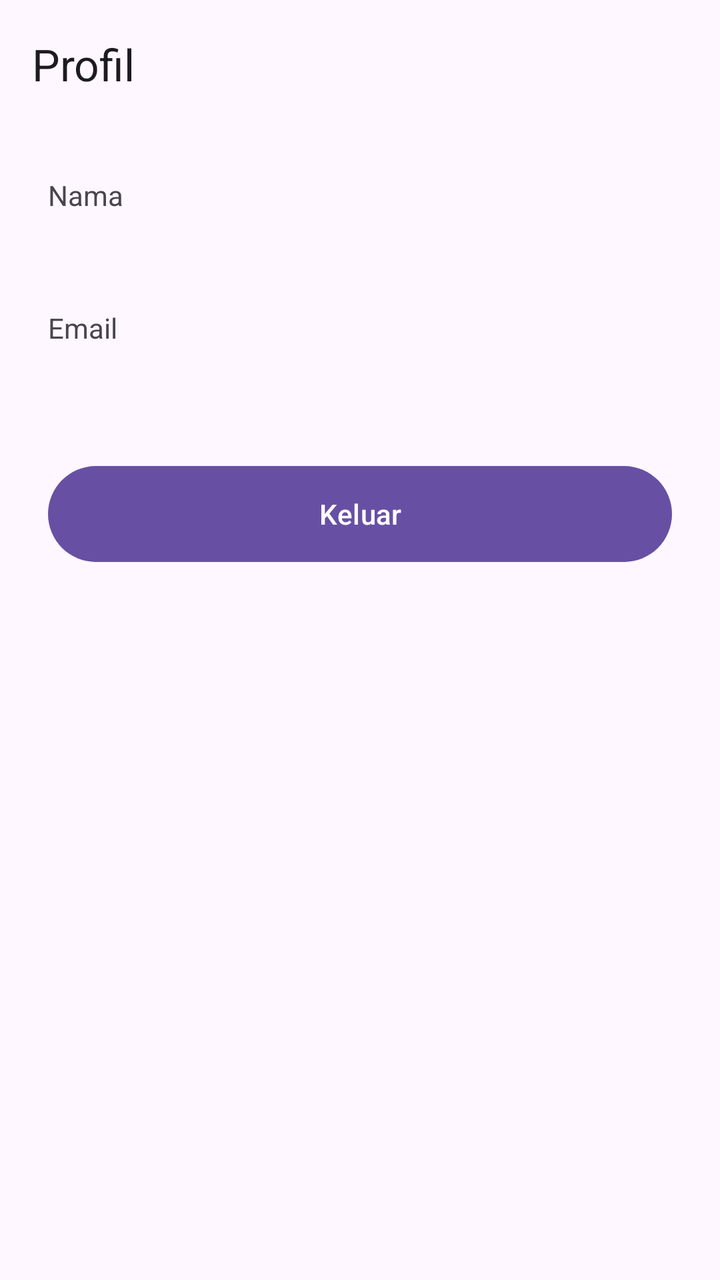
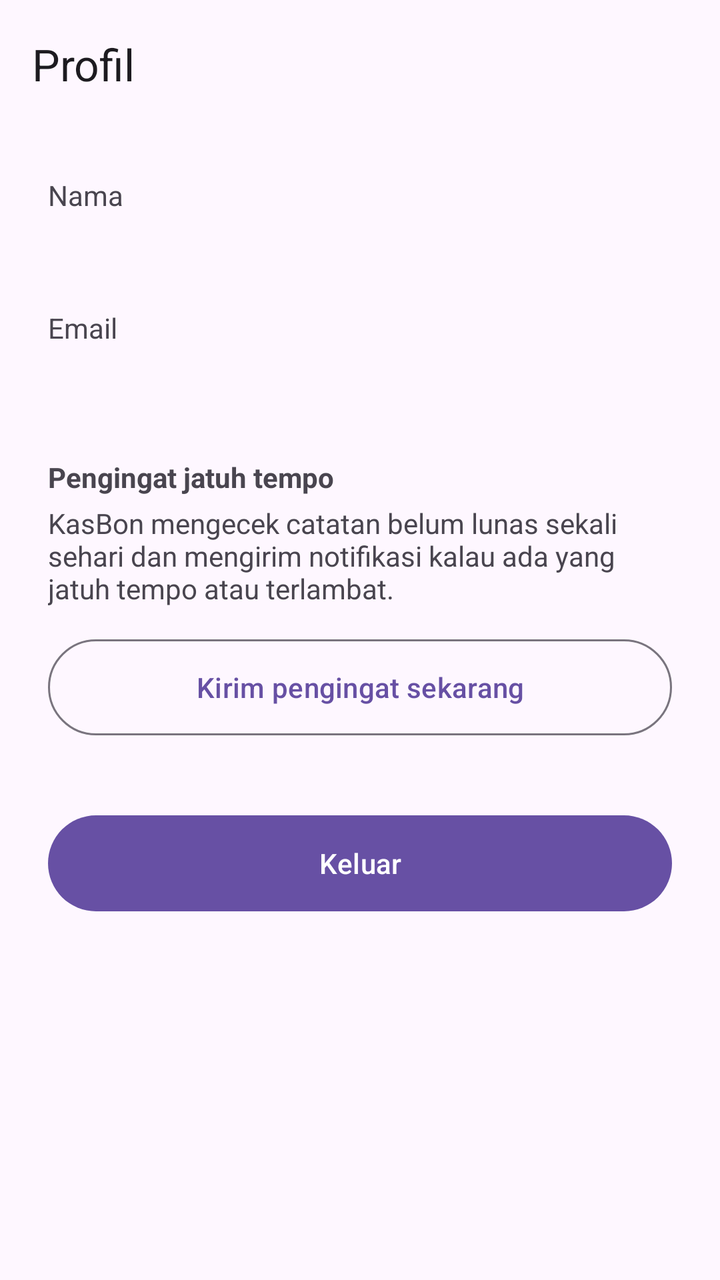

An Android layout rendered at two revisions. The XML below is the earlier revision; the diff shows what the commit changed to produce the second picture.
<!-- AndroidManifest.xml: application theme Theme.KasBon -->
<!-- res/layout/fragment_profil.xml -->
<?xml version="1.0" encoding="utf-8"?>
<LinearLayout xmlns:android="http://schemas.android.com/apk/res/android"
    xmlns:app="http://schemas.android.com/apk/res-auto"
    android:layout_width="match_parent"
    android:layout_height="match_parent"
    android:orientation="vertical">

    <com.google.android.material.appbar.MaterialToolbar
        android:layout_width="match_parent"
        android:layout_height="?attr/actionBarSize"
        app:title="@string/profil_title" />

    <LinearLayout
        android:layout_width="match_parent"
        android:layout_height="wrap_content"
        android:orientation="vertical"
        android:padding="24dp">

        <TextView
            android:layout_width="wrap_content"
            android:layout_height="wrap_content"
            android:text="@string/label_nama" />

        <TextView
            android:id="@+id/tvNama"
            android:layout_width="wrap_content"
            android:layout_height="wrap_content"
            android:layout_marginTop="2dp"
            android:textAppearance="?attr/textAppearanceTitleLarge" />

        <TextView
            android:layout_width="wrap_content"
            android:layout_height="wrap_content"
            android:layout_marginTop="16dp"
            android:text="@string/label_email" />

        <TextView
            android:id="@+id/tvEmail"
            android:layout_width="wrap_content"
            android:layout_height="wrap_content"
            android:layout_marginTop="2dp"
            android:textAppearance="?attr/textAppearanceTitleMedium" />

        <com.google.android.material.button.MaterialButton
            android:id="@+id/btnKeluar"
            android:layout_width="match_parent"
            android:layout_height="56dp"
            android:layout_marginTop="32dp"
            android:text="@string/btn_logout" />
    </LinearLayout>
</LinearLayout>
<!-- resources referenced by this layout -->
<resources>
  <string name="btn_logout">Keluar</string>
  <string name="label_email">Email</string>
  <string name="label_nama">Nama</string>
  <string name="profil_title">Profil</string>
  <style name="Theme.KasBon" parent="Base.Theme.KasBon" />
  <style name="Base.Theme.KasBon" parent="Theme.Material3.DayNight.NoActionBar">
          
          
      </style>
</resources>

<!-- the commit's change to res/layout/fragment_profil.xml (unified diff, before → after) -->
@@ -41,6 +41,27 @@
             android:layout_marginTop="2dp"
             android:textAppearance="?attr/textAppearanceTitleMedium" />
 
+        <TextView
+            android:layout_width="wrap_content"
+            android:layout_height="wrap_content"
+            android:layout_marginTop="32dp"
+            android:text="@string/label_pengingat"
+            android:textStyle="bold" />
+
+        <TextView
+            android:layout_width="wrap_content"
+            android:layout_height="wrap_content"
+            android:layout_marginTop="4dp"
+            android:text="@string/info_pengingat" />
+
+        <com.google.android.material.button.MaterialButton
+            android:id="@+id/btnTesNotif"
+            style="?attr/materialButtonOutlinedStyle"
+            android:layout_width="match_parent"
+            android:layout_height="56dp"
+            android:layout_marginTop="12dp"
+            android:text="@string/btn_tes_notif" />
+
         <com.google.android.material.button.MaterialButton
             android:id="@+id/btnKeluar"
             android:layout_width="match_parent"
<!-- resource entries referenced after the edit -->
@@ -1,8 +1,11 @@
 <!-- resources referenced by this layout -->
 <resources>
   <string name="btn_logout">Keluar</string>
+  <string name="btn_tes_notif">Kirim pengingat sekarang</string>
+  <string name="info_pengingat">KasBon mengecek catatan belum lunas sekali sehari dan mengirim notifikasi kalau ada yang jatuh tempo atau terlambat.</string>
   <string name="label_email">Email</string>
   <string name="label_nama">Nama</string>
+  <string name="label_pengingat">Pengingat jatuh tempo</string>
   <string name="profil_title">Profil</string>
   <style name="Theme.KasBon" parent="Base.Theme.KasBon" />
   <style name="Base.Theme.KasBon" parent="Theme.Material3.DayNight.NoActionBar">
